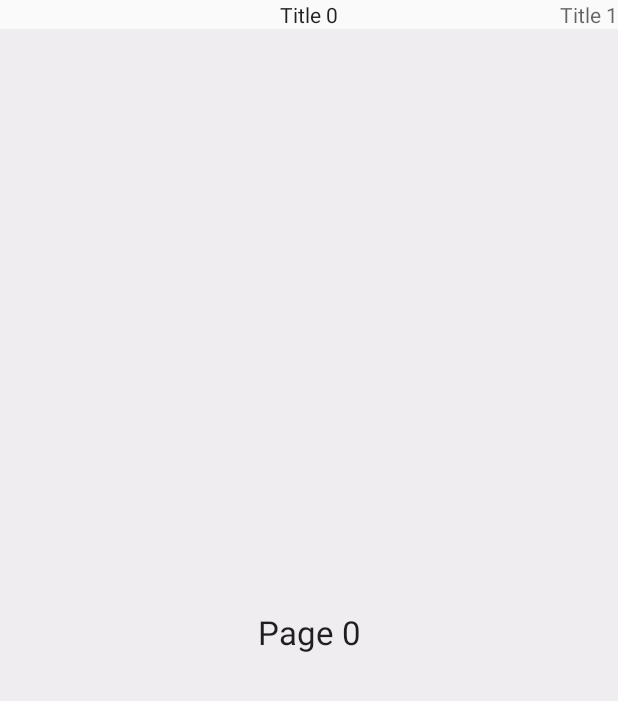
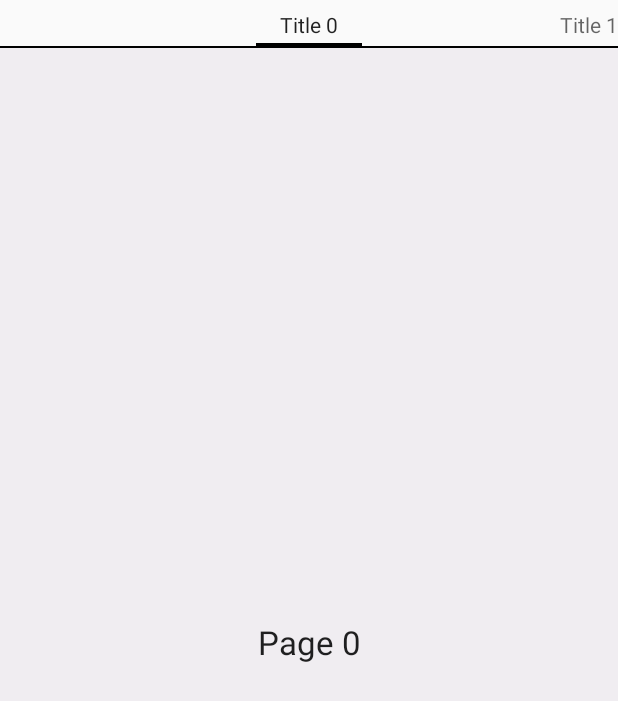
Before and after one commit to daucloudlab/ViewPagerDemo2, an Android app: the screen it shows after launch (MainActivity), on a phone screen of 412 x 824 dp. Shown: the top 701 px of the screen. Run offline under Robolectric (Android 15) with nearby library versions, the phone set to English and light mode, and no system bars.

Commit message:
PagerTabStrip қосылды

```diff
--- a/app/src/main/res/layout/activity_main.xml
+++ b/app/src/main/res/layout/activity_main.xml
@@ -10,12 +10,20 @@
         android:layout_width="match_parent"
         android:layout_height="match_parent">
 
-        <android.support.v4.view.PagerTitleStrip
+       <!-- <android.support.v4.view.PagerTitleStrip
             android:id="@+id/pagerTitleStrip"
             android:layout_width="match_parent"
             android:layout_height="wrap_content"
             android:layout_gravity="top">
         </android.support.v4.view.PagerTitleStrip>
+        -->
+
+        <android.support.v4.view.PagerTabStrip
+            android:id="@+id/pagerTabStrip"
+            android:layout_width="match_parent"
+            android:layout_height="wrap_content"
+            android:layout_gravity="top">
+        </android.support.v4.view.PagerTabStrip>
 
     </android.support.v4.view.ViewPager>
 </RelativeLayout>
```
